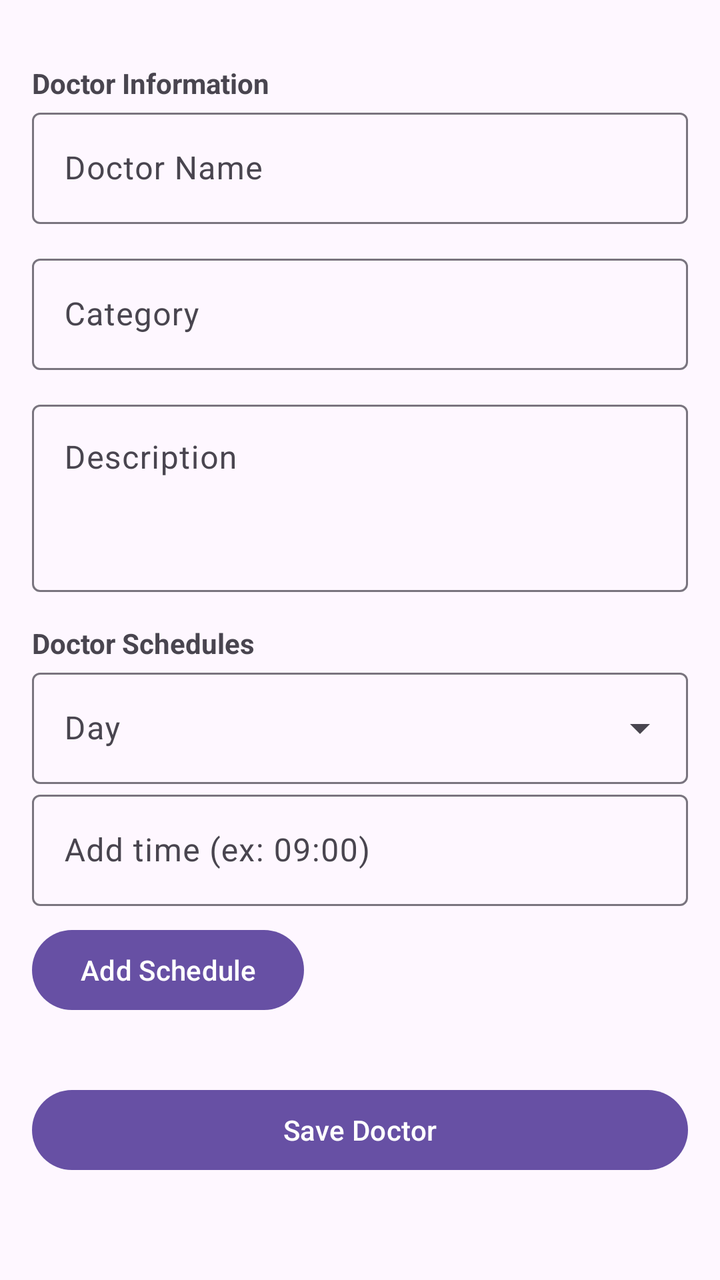
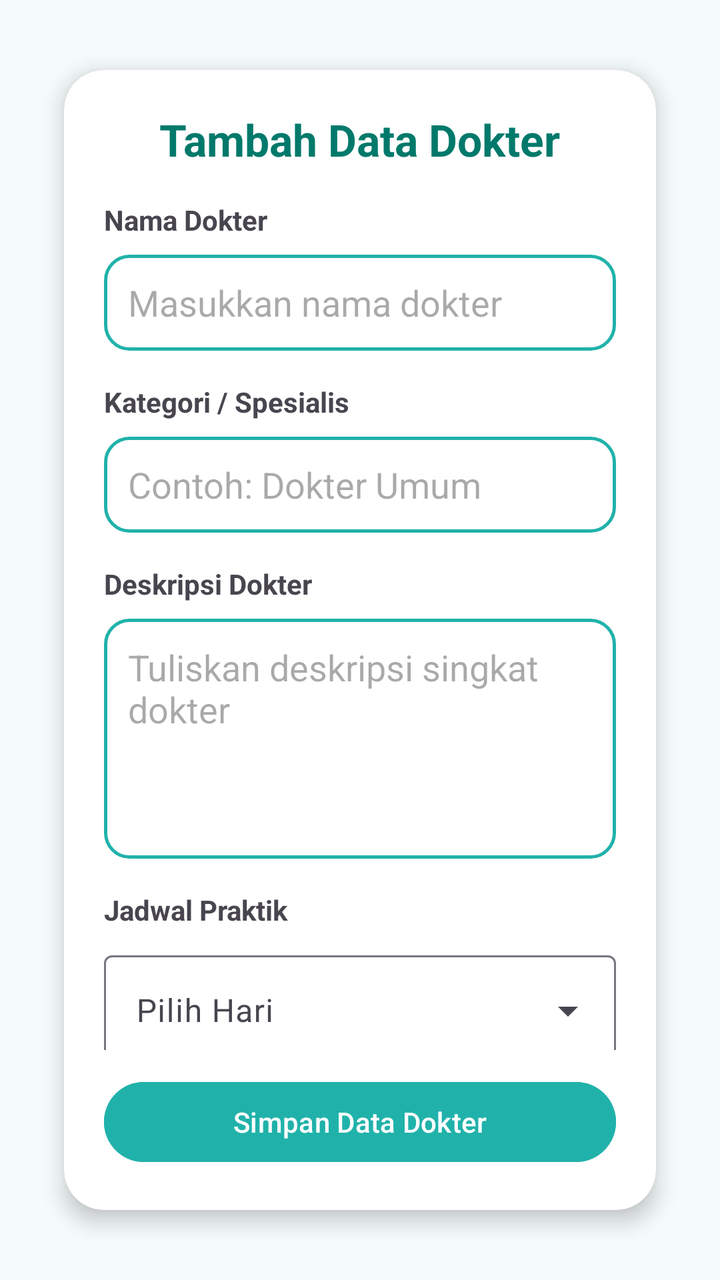

Before-and-after screenshots of an Android layout around one commit, followed by the original layout XML and the change that was made.
<!-- AndroidManifest.xml: application theme Theme.MedEase -->
<!-- res/layout/fragment_add_edit_doctor.xml -->
<?xml version="1.0" encoding="utf-8"?>
<ScrollView
    xmlns:android="http://schemas.android.com/apk/res/android"
    xmlns:app="http://schemas.android.com/apk/res-auto"
    android:layout_width="match_parent"
    android:layout_height="match_parent">

    <LinearLayout
        android:layout_width="match_parent"
        android:layout_height="wrap_content"
        android:orientation="vertical"
        android:padding="16dp">

        <TextView
            android:layout_width="wrap_content"
            android:layout_height="wrap_content"
            android:text="Doctor Information"
            android:textStyle="bold"
            android:layout_marginTop="16dp" />

        
        <com.google.android.material.textfield.TextInputLayout
            android:layout_width="match_parent"
            android:layout_height="wrap_content"
            android:hint="Doctor Name"
            style="@style/Widget.Material3.TextInputLayout.OutlinedBox">

            <com.google.android.material.textfield.TextInputEditText
                android:id="@+id/etName"
                android:layout_width="match_parent"
                android:layout_height="wrap_content" />
        </com.google.android.material.textfield.TextInputLayout>

        
        <com.google.android.material.textfield.TextInputLayout
            android:layout_width="match_parent"
            android:layout_height="wrap_content"
            android:layout_marginTop="12dp"
            android:hint="Category"
            style="@style/Widget.Material3.TextInputLayout.OutlinedBox">

            <com.google.android.material.textfield.TextInputEditText
                android:id="@+id/etCategory"
                android:layout_width="match_parent"
                android:layout_height="wrap_content" />
        </com.google.android.material.textfield.TextInputLayout>

        
        <com.google.android.material.textfield.TextInputLayout
            android:layout_width="match_parent"
            android:layout_height="wrap_content"
            android:layout_marginTop="12dp"
            android:hint="Description"
            style="@style/Widget.Material3.TextInputLayout.OutlinedBox">

            <com.google.android.material.textfield.TextInputEditText
                android:id="@+id/etDescription"
                android:layout_width="match_parent"
                android:layout_height="wrap_content"
                android:minLines="3"
                android:gravity="top" />
        </com.google.android.material.textfield.TextInputLayout>

        
        <TextView
            android:layout_width="wrap_content"
            android:layout_height="wrap_content"
            android:text="Doctor Schedules"
            android:textStyle="bold"
            android:layout_marginTop="16dp" />

        <com.google.android.material.textfield.TextInputLayout
            android:layout_width="match_parent"
            android:layout_height="wrap_content"
            style="@style/Widget.Material3.TextInputLayout.OutlinedBox.ExposedDropdownMenu">

            <com.google.android.material.textfield.MaterialAutoCompleteTextView
                android:id="@+id/spinnerDay"
                android:layout_width="match_parent"
                android:layout_height="wrap_content"
                android:hint="Day"
                android:inputType="none" />
        </com.google.android.material.textfield.TextInputLayout>




        <com.google.android.material.textfield.TextInputLayout
            android:layout_width="match_parent"
            android:layout_height="wrap_content"
            android:hint="Add time (ex: 09:00)"
            style="@style/Widget.Material3.TextInputLayout.OutlinedBox">

            <com.google.android.material.textfield.TextInputEditText
                android:id="@+id/etSchedule"
                android:layout_width="match_parent"
                android:layout_height="wrap_content"
                android:inputType="time" />
        </com.google.android.material.textfield.TextInputLayout>

        <com.google.android.material.button.MaterialButton
            android:id="@+id/btnAddSchedule"
            android:layout_width="wrap_content"
            android:layout_height="wrap_content"
            android:text="Add Schedule"
            android:layout_marginTop="8dp"
            style="@style/Widget.Material3.Button" />

        
        <com.google.android.material.chip.ChipGroup
            android:id="@+id/chipGroupSchedules"
            android:layout_width="match_parent"
            android:layout_height="wrap_content"
            android:layout_marginTop="8dp"
            app:singleSelection="false"
            app:selectionRequired="false" />

        
        <com.google.android.material.button.MaterialButton
            android:id="@+id/btnSave"
            android:layout_width="match_parent"
            android:layout_height="wrap_content"
            android:text="Save Doctor"
            android:layout_marginTop="24dp"
            style="@style/Widget.Material3.Button" />

    </LinearLayout>
</ScrollView>
<!-- resources referenced by this layout -->
<resources>
  <style name="Theme.MedEase" parent="Base.Theme.MedEase" />
  <style name="Base.Theme.MedEase" parent="Theme.Material3.DayNight.NoActionBar">
          
          
      </style>
</resources>

<!-- the commit's change to res/layout/fragment_add_edit_doctor.xml (unified diff, before → after) -->
@@ -1,128 +1,166 @@
 <?xml version="1.0" encoding="utf-8"?>
-<ScrollView
-    xmlns:android="http://schemas.android.com/apk/res/android"
+<LinearLayout xmlns:android="http://schemas.android.com/apk/res/android"
     xmlns:app="http://schemas.android.com/apk/res-auto"
+    android:orientation="vertical"
     android:layout_width="match_parent"
-    android:layout_height="match_parent">
+    android:layout_height="match_parent"
+    android:background="#F5FAFA"
+    android:padding="20dp">
 
-    <LinearLayout
+    <androidx.cardview.widget.CardView
         android:layout_width="match_parent"
-        android:layout_height="wrap_content"
-        android:orientation="vertical"
-        android:padding="16dp">
+        android:layout_height="match_parent"
+        app:cardCornerRadius="20dp"
+        app:cardElevation="6dp"
+        app:cardUseCompatPadding="true">
 
-        <TextView
-            android:layout_width="wrap_content"
-            android:layout_height="wrap_content"
-            android:text="Doctor Information"
-            android:textStyle="bold"
-            android:layout_marginTop="16dp" />
+        <LinearLayout
+            android:layout_width="match_parent"
+            android:layout_height="match_parent"
+            android:orientation="vertical"
+            android:padding="20dp">
 
-        
-        <com.google.android.material.textfield.TextInputLayout
-            android:layout_width="match_parent"
-            android:layout_height="wrap_content"
-            android:hint="Doctor Name"
-            style="@style/Widget.Material3.TextInputLayout.OutlinedBox">
+            <TextView
+                android:layout_width="wrap_content"
+                android:layout_height="wrap_content"
+                android:text="Tambah Data Dokter"
+                android:textSize="22sp"
+                android:textStyle="bold"
+                android:textColor="@color/teal_700"
+                android:layout_gravity="center_horizontal"
+                android:layout_marginBottom="16dp" />
 
-            <com.google.android.material.textfield.TextInputEditText
-                android:id="@+id/etName"
+            <ScrollView
                 android:layout_width="match_parent"
-                android:layout_height="wrap_content" />
-        </com.google.android.material.textfield.TextInputLayout>
+                android:layout_height="0dp"
+                android:layout_weight="1"
+                android:fillViewport="true"
+                android:scrollbars="none">
 
-        
-        <com.google.android.material.textfield.TextInputLayout
-            android:layout_width="match_parent"
-            android:layout_height="wrap_content"
-            android:layout_marginTop="12dp"
-            android:hint="Category"
-            style="@style/Widget.Material3.TextInputLayout.OutlinedBox">
+                <LinearLayout
+                    android:layout_width="match_parent"
+                    android:layout_height="wrap_content"
+                    android:orientation="vertical">
 
-            <com.google.android.material.textfield.TextInputEditText
-                android:id="@+id/etCategory"
-                android:layout_width="match_parent"
-                android:layout_height="wrap_content" />
-        </com.google.android.material.textfield.TextInputLayout>
+                    
+                    <TextView
+                        android:text="Nama Dokter"
+                        android:textStyle="bold"
+                        android:layout_marginBottom="8dp"
+                        android:layout_width="wrap_content"
+                        android:layout_height="wrap_content"/>
 
-        
-        <com.google.android.material.textfield.TextInputLayout
-            android:layout_width="match_parent"
-            android:layout_height="wrap_content"
-            android:layout_marginTop="12dp"
-            android:hint="Description"
-            style="@style/Widget.Material3.TextInputLayout.OutlinedBox">
+                    <EditText
+                        android:id="@+id/etName"
+                        android:layout_width="match_parent"
+                        android:layout_height="48dp"
+                        android:hint="Masukkan nama dokter"
+                        android:background="@drawable/bg_outline_button"
+                        android:paddingHorizontal="12dp"
+                        android:layout_marginBottom="16dp"/>
 
-            <com.google.android.material.textfield.TextInputEditText
-                android:id="@+id/etDescription"
+                    
+                    <TextView
+                        android:text="Kategori / Spesialis"
+                        android:textStyle="bold"
+                        android:layout_marginBottom="8dp"
+                        android:layout_width="wrap_content"
+                        android:layout_height="wrap_content"/>
+
+                    <EditText
+                        android:id="@+id/etCategory"
+                        android:layout_width="match_parent"
+                        android:layout_height="48dp"
+                        android:hint="Contoh: Dokter Umum"
+                        android:background="@drawable/bg_outline_button"
+                        android:paddingHorizontal="12dp"
+                        android:layout_marginBottom="16dp"/>
+
+                    
+                    <TextView
+                        android:text="Deskripsi Dokter"
+                        android:textStyle="bold"
+                        android:layout_marginBottom="8dp"
+                        android:layout_width="wrap_content"
+                        android:layout_height="wrap_content"/>
+
+                    <EditText
+                        android:id="@+id/etDescription"
+                        android:layout_width="match_parent"
+                        android:layout_height="120dp"
+                        android:hint="Tuliskan deskripsi singkat dokter"
+                        android:background="@drawable/bg_outline_button"
+                        android:padding="12dp"
+                        android:gravity="top"
+                        android:inputType="textMultiLine"
+                        android:layout_marginBottom="16dp"/>
+
+                    
+                    <TextView
+                        android:text="Jadwal Praktik"
+                        android:textStyle="bold"
+                        android:layout_marginBottom="8dp"
+                        android:layout_width="wrap_content"
+                        android:layout_height="wrap_content"/>
+
+                    
+                    <com.google.android.material.textfield.TextInputLayout
+                        android:layout_width="match_parent"
+                        android:layout_height="wrap_content"
+                        style="@style/Widget.Material3.TextInputLayout.OutlinedBox.ExposedDropdownMenu"
+                        android:layout_marginBottom="12dp">
+
+                        <com.google.android.material.textfield.MaterialAutoCompleteTextView
+                            android:id="@+id/spinnerDay"
+                            android:layout_width="match_parent"
+                            android:layout_height="wrap_content"
+                            android:hint="Pilih Hari"
+                            android:inputType="none"/>
+                    </com.google.android.material.textfield.TextInputLayout>
+
+                    
+                    <EditText
+                        android:id="@+id/etSchedule"
+                        android:layout_width="match_parent"
+                        android:layout_height="48dp"
+                        android:hint="Jam praktik (contoh: 09:00)"
+                        android:inputType="time"
+                        android:background="@drawable/bg_outline_button"
+                        android:paddingHorizontal="12dp"
+                        android:layout_marginBottom="8dp"/>
+
+                    
+                    <com.google.android.material.button.MaterialButton
+                        android:id="@+id/btnAddSchedule"
+                        android:layout_width="wrap_content"
+                        android:layout_height="wrap_content"
+                        android:text="Tambah Jadwal"
+                        android:textAllCaps="false"
+                        android:textColor="@android:color/white"
+                        android:backgroundTint="@color/teal_400"
+                        android:layout_marginBottom="12dp"
+                        style="@style/Widget.Material3.Button"/>
+
+                    <com.google.android.material.chip.ChipGroup
+                        android:id="@+id/chipGroupSchedules"
+                        android:layout_width="match_parent"
+                        android:layout_height="wrap_content"
+                        app:singleSelection="false"/>
+                </LinearLayout>
+            </ScrollView>
+
+            
+            <com.google.android.material.button.MaterialButton
+                android:id="@+id/btnSave"
                 android:layout_width="match_parent"
                 android:layout_height="wrap_content"
-                android:minLines="3"
-                android:gravity="top" />
-        </com.google.android.material.textfield.TextInputLayout>
+                android:text="Simpan Data Dokter"
+                android:textAllCaps="false"
+                android:textColor="@android:color/white"
+                android:backgroundTint="@color/teal_400"
+                style="@style/Widget.Material3.Button"
+                android:layout_marginTop="12dp"/>
 
-        
-        <TextView
-            android:layout_width="wrap_content"
-            android:layout_height="wrap_content"
-            android:text="Doctor Schedules"
-            android:textStyle="bold"
-            android:layout_marginTop="16dp" />
-
-        <com.google.android.material.textfield.TextInputLayout
-            android:layout_width="match_parent"
-            android:layout_height="wrap_content"
-            style="@style/Widget.Material3.TextInputLayout.OutlinedBox.ExposedDropdownMenu">
-
-            <com.google.android.material.textfield.MaterialAutoCompleteTextView
-                android:id="@+id/spinnerDay"
-                android:layout_width="match_parent"
-                android:layout_height="wrap_content"
-                android:hint="Day"
-                android:inputType="none" />
-        </com.google.android.material.textfield.TextInputLayout>
-
-
-
-
-        <com.google.android.material.textfield.TextInputLayout
-            android:layout_width="match_parent"
-            android:layout_height="wrap_content"
-            android:hint="Add time (ex: 09:00)"
-            style="@style/Widget.Material3.TextInputLayout.OutlinedBox">
-
-            <com.google.android.material.textfield.TextInputEditText
-                android:id="@+id/etSchedule"
-                android:layout_width="match_parent"
-                android:layout_height="wrap_content"
-                android:inputType="time" />
-        </com.google.android.material.textfield.TextInputLayout>
-
-        <com.google.android.material.button.MaterialButton
-            android:id="@+id/btnAddSchedule"
-            android:layout_width="wrap_content"
-            android:layout_height="wrap_content"
-            android:text="Add Schedule"
-            android:layout_marginTop="8dp"
-            style="@style/Widget.Material3.Button" />
-
-        
-        <com.google.android.material.chip.ChipGroup
-            android:id="@+id/chipGroupSchedules"
-            android:layout_width="match_parent"
-            android:layout_height="wrap_content"
-            android:layout_marginTop="8dp"
-            app:singleSelection="false"
-            app:selectionRequired="false" />
-
-        
-        <com.google.android.material.button.MaterialButton
-            android:id="@+id/btnSave"
-            android:layout_width="match_parent"
-            android:layout_height="wrap_content"
-            android:text="Save Doctor"
-            android:layout_marginTop="24dp"
-            style="@style/Widget.Material3.Button" />
-
-    </LinearLayout>
-</ScrollView>
+        </LinearLayout>
+    </androidx.cardview.widget.CardView>
+</LinearLayout>
<!-- resource entries referenced after the edit -->
@@ -1,5 +1,14 @@
 <!-- resources referenced by this layout -->
 <resources>
+  <color name="teal_400">#20B2AA</color>
+  <color name="teal_700">#00796B</color>
+  <!-- drawable bg_outline_button (drawable) -->
+  <shape xmlns:android="http://schemas.android.com/apk/res/android"
+      android:shape="rectangle">
+      <solid android:color="#FFFFFF" />
+      <stroke android:color="@color/teal_400" android:width="1.5dp" />
+      <corners android:radius="12dp" />
+  </shape>
   <style name="Theme.MedEase" parent="Base.Theme.MedEase" />
   <style name="Base.Theme.MedEase" parent="Theme.Material3.DayNight.NoActionBar">
           
